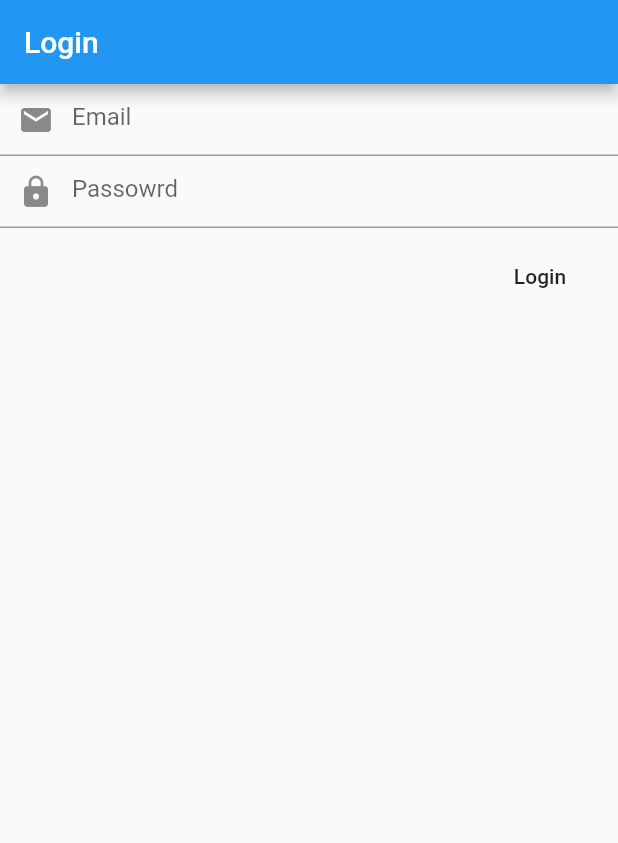
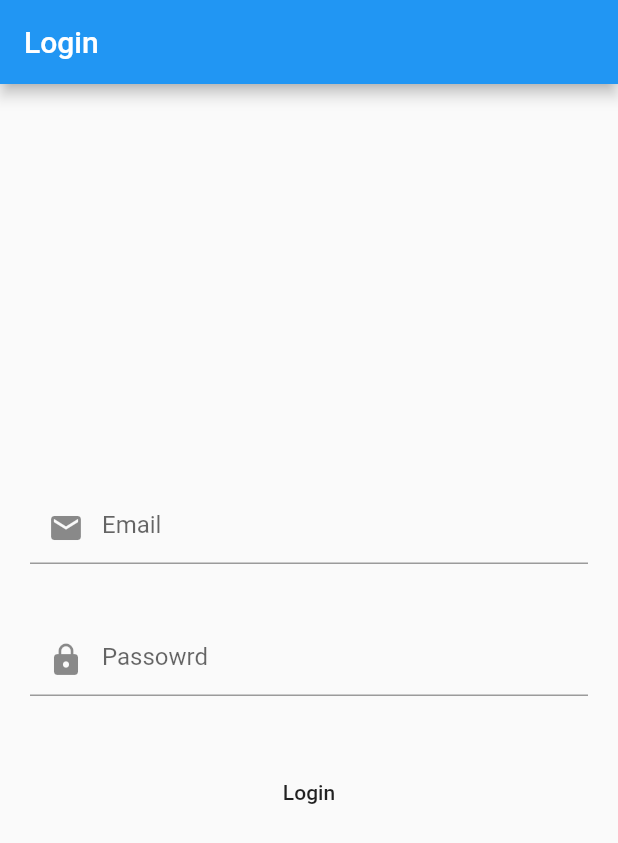
Before and after one commit to kiraitami/task-manager, a Flutter app: the screen it shows after launch, on a phone screen of 412 x 824 dp. Shown: the top 843 px of the screen. Run offline on Flutter 3.47's test engine with Material 2 defaults, Android fonts, the phone set to English and light mode, and no system bars; our stand-ins replace firebase_auth; accounts and stored records are empty.

```diff
--- a/lib/main.dart
+++ b/lib/main.dart
@@ -7,6 +7,5 @@ import 'models/user.dart';
 void main() {
   runApp(MaterialApp(
     home: LoginScreen(),
-    debugShowCheckedModeBanner: false
-  ))  ;
+  )) ;
 }
--- a/lib/screens/login_screen.dart
+++ b/lib/screens/login_screen.dart
@@ -1,4 +1,6 @@
+import 'package:flutter/cupertino.dart';
 import 'package:flutter/material.dart';
+import 'package:flutter_app_task_manager/screens/register_screen.dart';
 
 class LoginScreen extends StatefulWidget {
   @override
@@ -15,12 +17,16 @@ class _LoginScreenState extends State<LoginScreen> {
       appBar: AppBar(
         title: Text('Login'),
       ),
-
       body: Form(
         child: Column(
+          crossAxisAlignment: CrossAxisAlignment.center,
+          mainAxisAlignment: MainAxisAlignment.center,
+
           children: <Widget>[
 
-            TextFormField(
+            Padding(
+              padding: EdgeInsets.all(20.0),
+              child:  TextFormField(
                 decoration: InputDecoration(
                     hintText: 'Email',
                     prefixIcon: Icon(Icons.email)
@@ -30,8 +36,11 @@ class _LoginScreenState extends State<LoginScreen> {
                   if (text.isEmpty) return 'Insert your email';
                 },
               ),
+            ),
 
-            TextFormField(
+            Padding(
+              padding: EdgeInsets.all(20.0),
+              child: TextFormField(
                 decoration: InputDecoration(
                     hintText: 'Passowrd',
                     prefixIcon: Icon(Icons.lock)
@@ -41,20 +50,23 @@ class _LoginScreenState extends State<LoginScreen> {
                   if (text.isEmpty) return 'Insert your password';
                 },
               ),
+            ),
 
             Padding(
-              padding: EdgeInsets.all(8.0),
-              child: Align(
-                alignment: Alignment.centerRight,
+              padding: EdgeInsets.all(20.0),
               child: FlatButton(
                   onPressed: () {
-
+                    Navigator.of(context).push(
+                      MaterialPageRoute(builder: (context) => Register_Screen())
+                    );
                   },
 
-                  child: Text('Login'),
-                ),
+                  child: Text('Login')
               ),
             )
+
+
+
 
           ],
         ),
```
Lines whose indentation alone changed are shown as unchanged.
